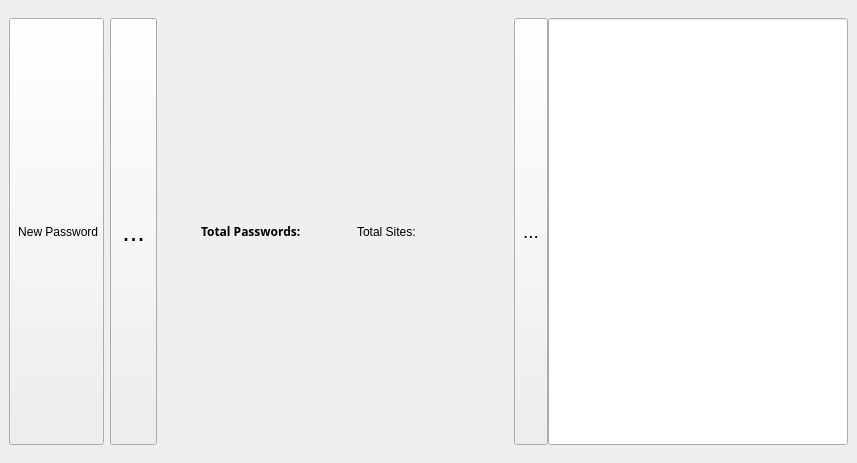
Above: GUI/tabletab.ui from pouyace/Password-Keeper before the change. Below: the same form after it.
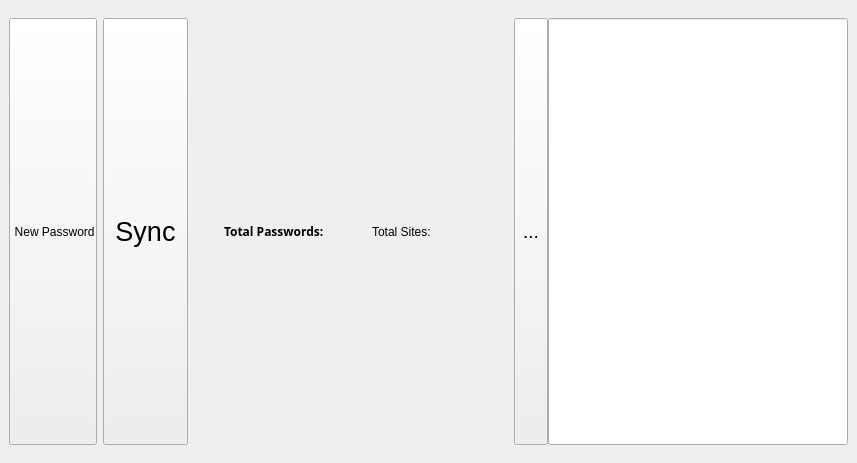
That is the form after the change. Icons and pictures are not drawn.

What changed in the file:
```diff
--- a/GUI/tabletab.ui
+++ b/GUI/tabletab.ui
@@ -122,7 +122,10 @@
                </sizepolicy>
               </property>
               <property name="text">
-               <string>...</string>
+               <string>Sync</string>
+              </property>
+              <property name="toolButtonStyle">
+               <enum>Qt::ToolButtonTextBesideIcon</enum>
               </property>
              </widget>
             </item>
```
Left out of the diff: 6 changed lines with no effect on the pictures.
